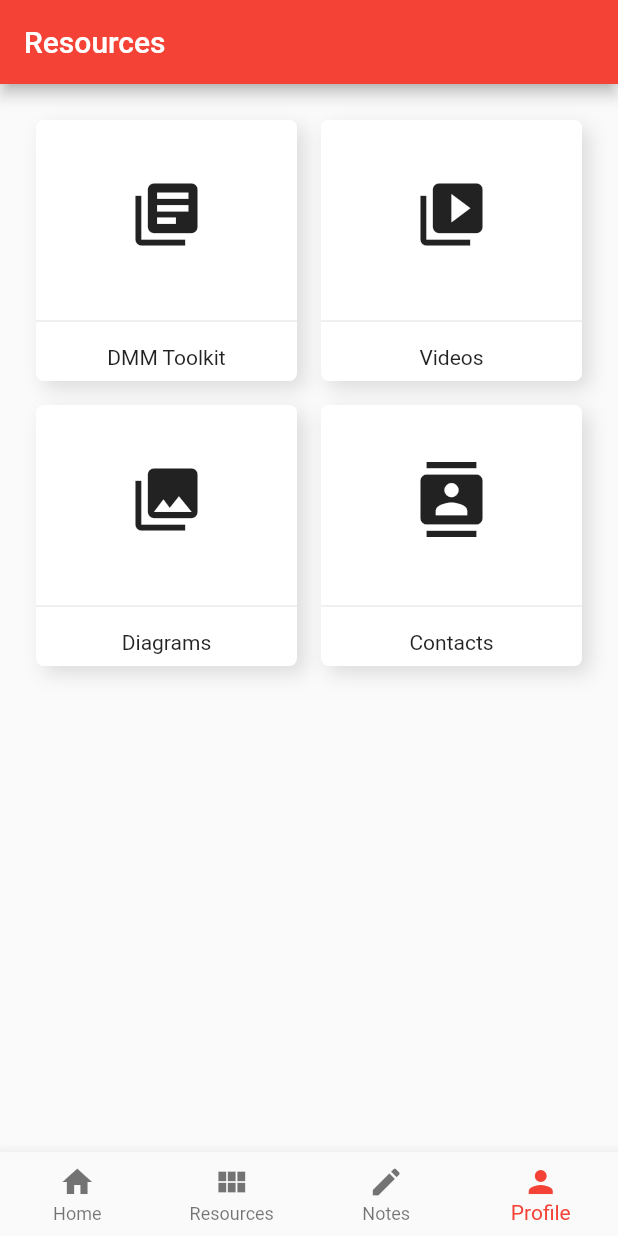
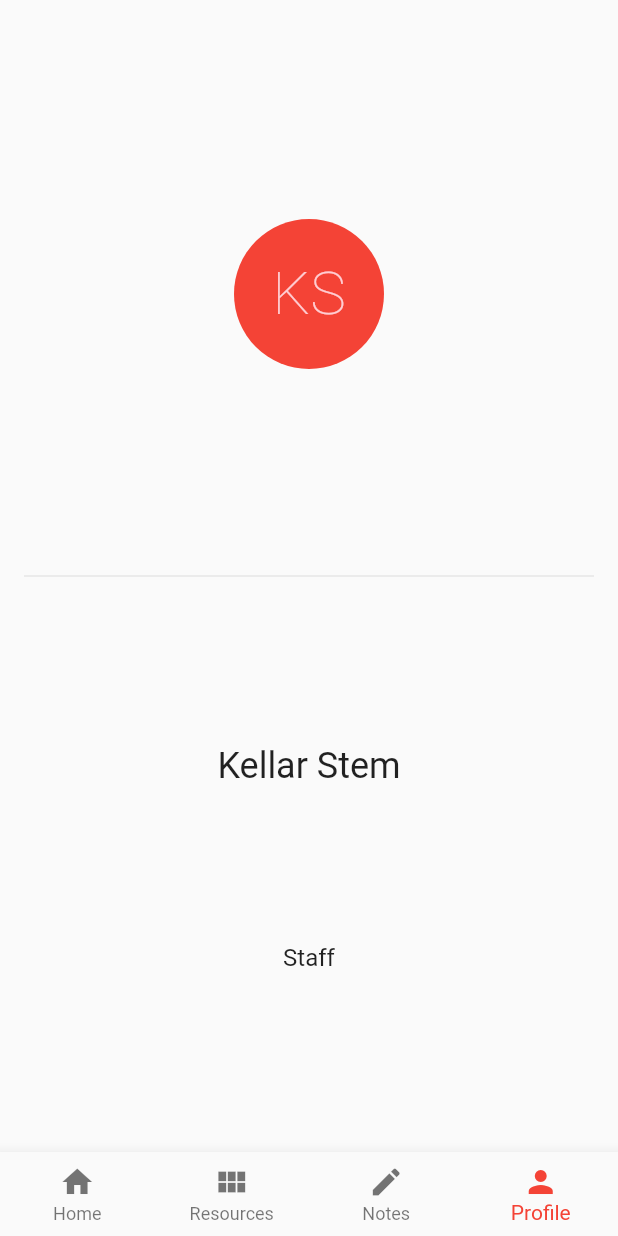
Before and after one commit to zssnyder/SCF, a Flutter app: the screen it shows after launch, item 4 of the bottom bar chosen, on a phone screen of 412 x 824 dp. Run offline on Flutter 3.47's test engine with Material 2 defaults, Android fonts, the phone set to English and light mode, and no system bars.

Commit message:
Added two new pages to app navigation

```diff
--- /dev/null
+++ b/lib/account/account.dart
@@ -0,0 +1,45 @@
+import 'package:flutter/material.dart';
+
+class AccountPage extends StatefulWidget {
+  AccountPage({Key key}) : super(key: key);
+
+  @override
+  _AccountPageState createState() => _AccountPageState();
+}
+
+class _AccountPageState extends State<AccountPage> {
+  @override
+  Widget build(BuildContext context) {
+    return Scaffold(
+      body: Padding(
+        padding: EdgeInsets.all(16.0),
+        child: Column(
+          mainAxisAlignment: MainAxisAlignment.center,
+          children: <Widget>[
+            Expanded(
+              child: CircleAvatar(
+                radius: 50.0,
+                backgroundColor: Theme.of(context).primaryColor,
+                child: Text('KS',
+                  style: TextStyle(
+                    fontSize: 40.0,
+                    fontWeight: FontWeight.w100
+                  ),
+                ),
+              ),
+            ),
+            Divider(),
+            Expanded(child: Column(
+              mainAxisAlignment: MainAxisAlignment.spaceEvenly,
+              children: <Widget>[
+                  Text('Kellar Stem', style: Theme.of(context).textTheme.headline,),
+                  Text('Staff', style: Theme.of(context).textTheme.subhead,)
+                ],
+              ),
+            ),
+          ],
+        ),
+      ),
+    );
+  }
+}
--- a/lib/main.dart
+++ b/lib/main.dart
@@ -2,6 +2,8 @@ import 'package:flutter/foundation.dart';
 import 'package:flutter/material.dart';
 import 'package:scf/home/home.dart';
 import 'package:scf/resource/resource.dart';
+import 'package:scf/notes/notes.dart';
+import 'package:scf/account/account.dart';
 import 'package:scf/core/core.dart';
 import 'package:scf/theme/theme.dart';
 
@@ -17,6 +19,8 @@ class _SCFState extends State<SCF> {
   // Pages
   HomePage home;
   ResourcePage resource;
+  NotesPage notes;
+  AccountPage account;
 
   List<Widget> pages;
 
@@ -27,10 +31,12 @@ class _SCFState extends State<SCF> {
   @override
     void initState() {
 
-      home = HomePage(key: pageKey(0),);
-      resource = ResourcePage(key: pageKey(1),);
+      home = HomePage(key: pageKey(0));
+      resource = ResourcePage(key: pageKey(1));
+      notes = NotesPage(key: pageKey(2));
+      account = AccountPage(key: pageKey(3));
 
-      pages = [home, resource];
+      pages = [home, resource, notes, account];
 
       currentPage = home;
 
@@ -75,6 +81,7 @@ class _SCFState extends State<SCF> {
     switch (i) {
       case 0: return PageStorageKey('home');
       case 1: return PageStorageKey('resource');
+      case 2: return PageStorageKey('notes');
       default: return null;
     }
   }
```
Also changed, not shown: lib/notes/notes.dart (added, +28 -0 lines).
